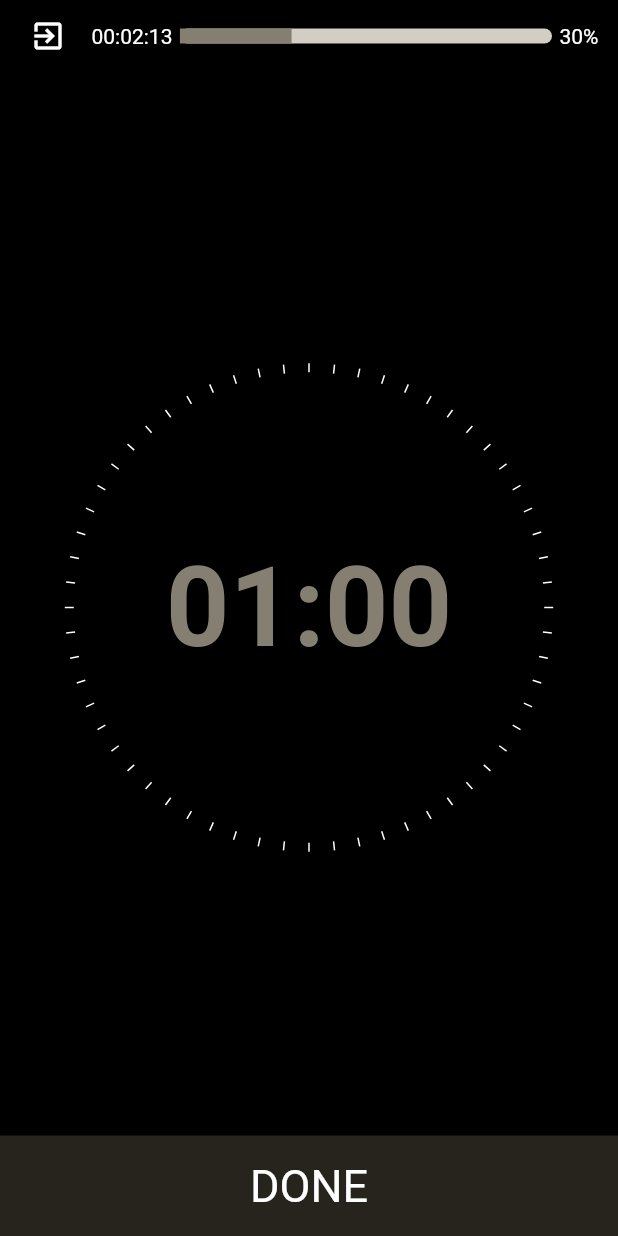
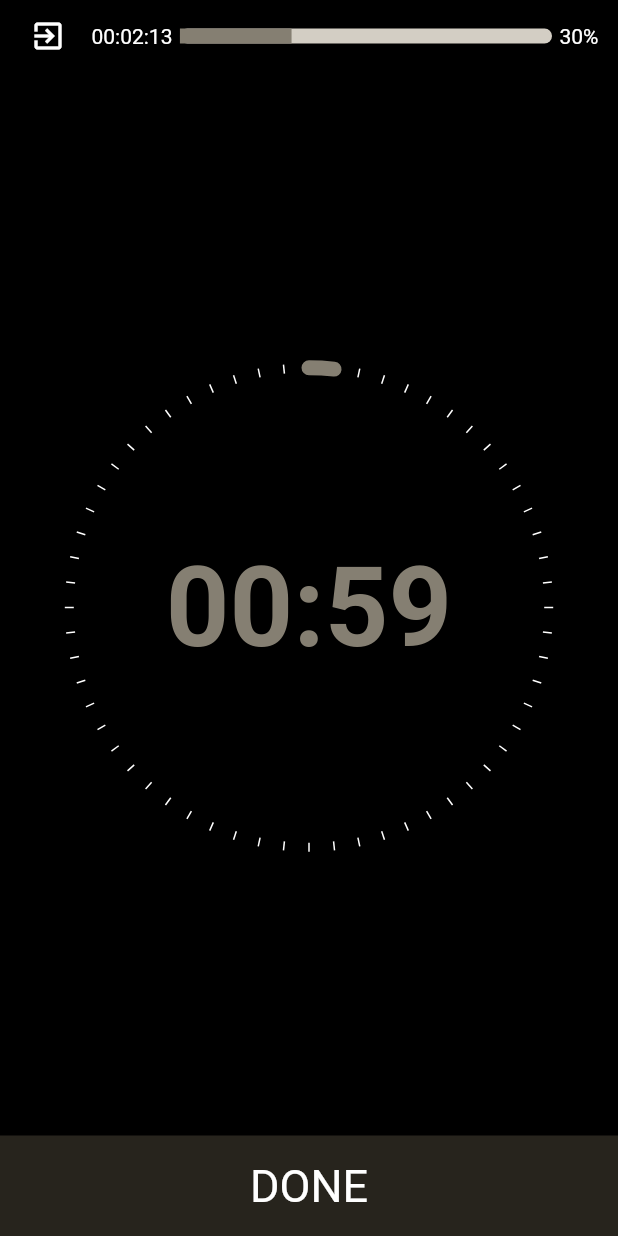
Before and after one commit to Jpec57/enter_training_me, a Flutter app: the InWorkoutScreen screen opened directly, after a tap on "DONE", on a phone screen of 412 x 824 dp. Run offline on Flutter 3.47's test engine with Material 2 defaults, Android fonts, the phone set to English and light mode, and no system bars; our stand-ins replace bloc, cached_network_image, dio, equatable, flutter_bloc, flutter_secure_storage and 2 more; accounts and stored records are empty.

Commit message:
Ok timer

```diff
--- a/lib/custom_theme.dart
+++ b/lib/custom_theme.dart
@@ -42,6 +42,7 @@ class CustomTheme {
   static final theme = ThemeData(
     fontFamily: GoogleFonts.roboto().fontFamily,
     primarySwatch: CustomTheme.greenSwatch,
+    appBarTheme: const AppBarTheme(backgroundColor: CustomTheme.darkGrey),
     backgroundColor: Colors.black,
     textTheme: TextTheme(
       bodyText1: TextStyle(color: Colors.white),
--- a/lib/pages/home/home_page.dart
+++ b/lib/pages/home/home_page.dart
@@ -6,7 +6,7 @@ import 'package:get/get.dart';
 
 class HomePage extends StatelessWidget {
   static const routeName = "/home";
-  final kHeaderPercentSize = 0.40;
+  final kHeaderPercentSize = 0.25;
   final kHeaderOverlappingSize = 0.05;
   final kHeaderContainerSize = 0.2;
   static const bottomBackgroundContainerColor = Colors.black;
--- a/lib/pages/in_workout/in_workout_rest_view.dart
+++ b/lib/pages/in_workout/in_workout_rest_view.dart
@@ -20,8 +20,10 @@ class _InWorkoutRestViewState extends State<InWorkoutRestView> {
         Expanded(
           child: Center(
             child: CountdownTimer(
-              elapsedTime: 0,
               totalDuration: 60,
+              onEndCallback: (){
+
+              },
               progressStrokeColor: CustomTheme.middleGreen,
               size: min(MediaQuery.of(context).size.height * 0.5, MediaQuery.of(context).size.width * 0.8),
             ),
--- a/lib/pages/quick_countdown/quick_countdown_page.dart
+++ b/lib/pages/quick_countdown/quick_countdown_page.dart
@@ -1,6 +1,8 @@
 import 'dart:async';
 import 'dart:math';
 import 'package:enter_training_me/custom_theme.dart';
+import 'package:enter_training_me/drawer.dart';
+import 'package:enter_training_me/pages/quick_countdown/countdown_set_bat.dart';
 import 'package:enter_training_me/utils/utils.dart';
 import 'package:enter_training_me/widgets/countdown_timer/countdown_timer.dart';
 import 'package:flutter/material.dart';
@@ -18,32 +20,17 @@ class _QuickCountdownPageState extends State<QuickCountdownPage>
   final maxSetCount = 7;
   final List<int> availableDurations = [25, 60, 90, 120, 180, 300];
   late TabController _tabController;
-  bool _isCountingDown = false;
   late Timer _totalTimeTimer;
-
+  int _currentSet = 6;
   int _countdownValue = 0;
   int _totalTime = 0;
-  int _elapsedTime = 0;
-  int currentSet = 6;
+
 
   @override
   void initState() {
     super.initState();
     _tabController = TabController(length: 2, vsync: this);
-    _tabController.addListener(() {
-      _isCountingDown = _tabController.index == 1;
-      if (_isCountingDown == false){
-        _elapsedTime = 0;
-      }
-    });
-
     _totalTimeTimer = Timer.periodic(const Duration(seconds: 1), (Timer timer) {
-      if (_isCountingDown){
-        _elapsedTime += 1;
-        if (_countdownValue - _elapsedTime <= 0){
-          _tabController.index = 0;
-        }
-      }
       setState(() {
         _totalTime = timer.tick;
       });
@@ -52,7 +39,7 @@ class _QuickCountdownPageState extends State<QuickCountdownPage>
 
   Widget _renderSetItem(int index) {
     Color bgColor = Colors.black;
-    if (index == currentSet) {
+    if (index == _currentSet) {
       bgColor = CustomTheme.middleGreen;
     }
     return Expanded(
@@ -61,7 +48,7 @@ class _QuickCountdownPageState extends State<QuickCountdownPage>
         child: InkWell(
           onTap: () {
             setState(() {
-              currentSet = index;
+              _currentSet = index;
             });
           },
           child: Container(
@@ -89,9 +76,10 @@ class _QuickCountdownPageState extends State<QuickCountdownPage>
     return setItems;
   }
 
+
   void _selectTimer(int optionDuration) {
-    if (currentSet > 0) {
-      currentSet -= 1;
+    if (_currentSet > 0) {
+      _currentSet -= 1;
     }
     setState(() {
       _countdownValue = optionDuration;
@@ -133,15 +121,17 @@ class _QuickCountdownPageState extends State<QuickCountdownPage>
   @override
   Widget build(BuildContext context) {
     return Scaffold(
+      appBar: AppBar(
+        backgroundColor: Colors.transparent,
+        elevation: 0,
+        toolbarHeight: 40,
+        title: Text(Utils.convertToTime(_totalTime), style: const TextStyle(fontWeight: FontWeight.bold),),
+      ),
+      drawer: const MyDrawer(),
       backgroundColor: CustomTheme.darkGrey,
       body: SafeArea(
         child: Column(
-          // crossAxisAlignment: CrossAxisAlignment.stretch,
           children: [
-            Padding(
-              padding: const EdgeInsets.symmetric(horizontal: 8.0),
-              child: Text(Utils.convertToTime(_totalTime), style: TextStyle(fontWeight: FontWeight.bold),),
-            ),
             Row(
               children: _renderSetItems(),
             ),
@@ -155,13 +145,35 @@ class _QuickCountdownPageState extends State<QuickCountdownPage>
                     children: availableDurations
                         .map((duration) => _renderTimerOption(duration))
                         .toList()),
+                Center(
+                  child: Column(
+                    mainAxisSize: MainAxisSize.min,
+                    children: [
                       CountdownTimer(
                         totalDuration: _countdownValue,
-                  elapsedTime: _elapsedTime,
+                        onEndCallback: (){
+                          _tabController.index = 0;
+                        },
                         progressStrokeColor: CustomTheme.middleGreen,
                         size: min(MediaQuery.of(context).size.height * 0.5,
                             MediaQuery.of(context).size.width * 0.8),
+                      ),
+                      Padding(
+                        padding: const EdgeInsets.symmetric(vertical: 16),
+                        child: Container(
+                          decoration: const BoxDecoration(
+                            shape: BoxShape.circle,
+                            color: CustomTheme.middleGreen
+                          ),
+                          child: IconButton(icon: const Icon(Icons.stop, color: CustomTheme.darkGrey,), onPressed: (){
+                            _tabController.index = 0;
+                          },),
+                        ),
                       )
+                    ],
+                  ),
+                ),
+
               ]),
             )
           ],
--- a/lib/widgets/countdown_timer/countdown_timer.dart
+++ b/lib/widgets/countdown_timer/countdown_timer.dart
@@ -1,27 +1,57 @@
+import 'dart:async';
 import 'package:enter_training_me/widgets/countdown_timer/countdown_paint.dart';
-import 'package:flutter/cupertino.dart';
 import 'package:flutter/material.dart';
 
-class CountdownTimer extends StatelessWidget {
+class CountdownTimer extends StatefulWidget {
   final double size;
-  final int elapsedTime;
   final int totalDuration;
   final Color? progressStrokeColor;
   final Color? divisionStrokeColor;
-  const CountdownTimer({Key? key, required this.totalDuration, this.size = 200.0, this.progressStrokeColor, this.divisionStrokeColor, required this.elapsedTime}) : super(key: key);
+  final Function onEndCallback;
+  const CountdownTimer({Key? key, required this.totalDuration, this.size = 200.0, this.progressStrokeColor, this.divisionStrokeColor, required this.onEndCallback}) : super(key: key);
 
+  @override
+  State<CountdownTimer> createState() => _CountdownTimerState();
+}
+
+class _CountdownTimerState extends State<CountdownTimer> with SingleTickerProviderStateMixin {
+  late Timer _timer;
+  int _elapsedTime = 0;
+
+  void resetTimer(){
+    _elapsedTime = 0;
+    _timer.cancel();
+  }
+
+  void initTimer(){
+    _timer = Timer.periodic(const Duration(seconds: 1), (timer){
+      setState(() {
+        _elapsedTime += 1;
+      });
+      if (_elapsedTime == widget.totalDuration){
+        timer.cancel();
+        widget.onEndCallback();
+      }
+    });
+  }
+
+  @override
+  void initState() {
+    initTimer();
+    super.initState();
+  }
   @override
   Widget build(BuildContext context) {
     return SizedBox(
-      height: size,
-      width: size,
+      height: widget.size,
+      width: widget.size,
       child: CustomPaint(
         painter: CountdownPainter(
-            radius: size / 2,
-            elapsedSeconds: elapsedTime,
-            totalSeconds: totalDuration,
-            progressStrokeColor: progressStrokeColor ?? Colors.black,
-            divisionStrokeColor: divisionStrokeColor ?? Colors.white
+            radius: widget.size / 2,
+            elapsedSeconds: _elapsedTime,
+            totalSeconds: widget.totalDuration,
+            progressStrokeColor: widget.progressStrokeColor ?? Colors.black,
+            divisionStrokeColor: widget.divisionStrokeColor ?? Colors.white
         ),
       ),
     );
```
Also changed, not shown: lib/drawer.dart (+12 -0 lines), lib/pages/quick_countdown/countdown_set_bat.dart (added, +61 -0 lines). Lines whose indentation alone changed are shown as unchanged.
